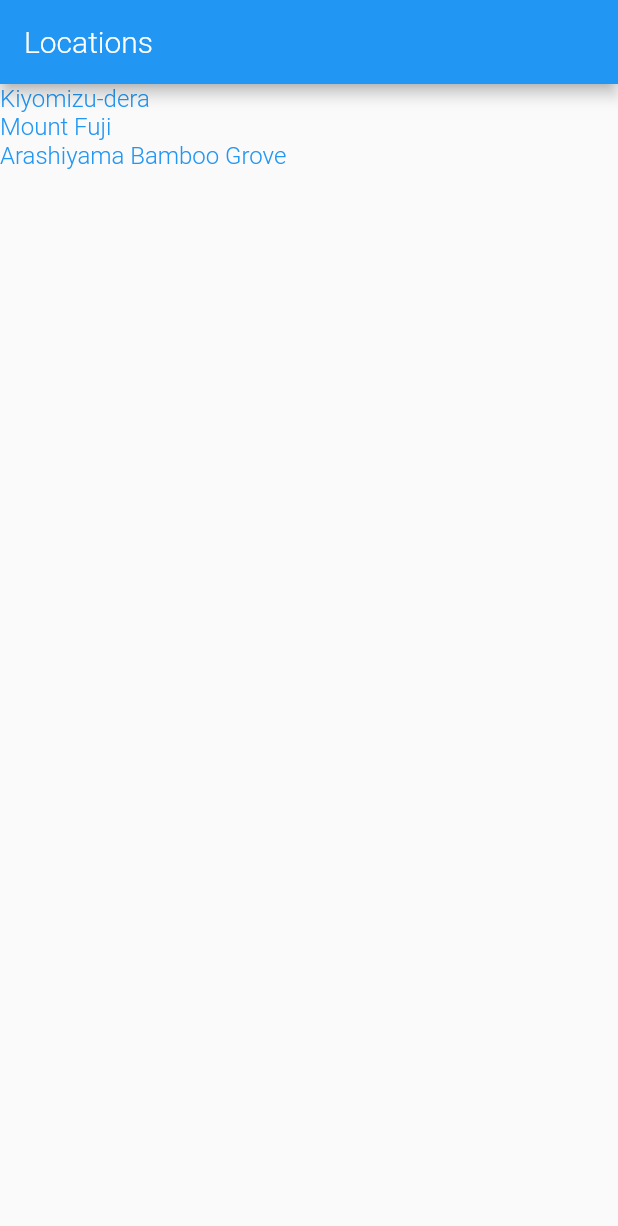
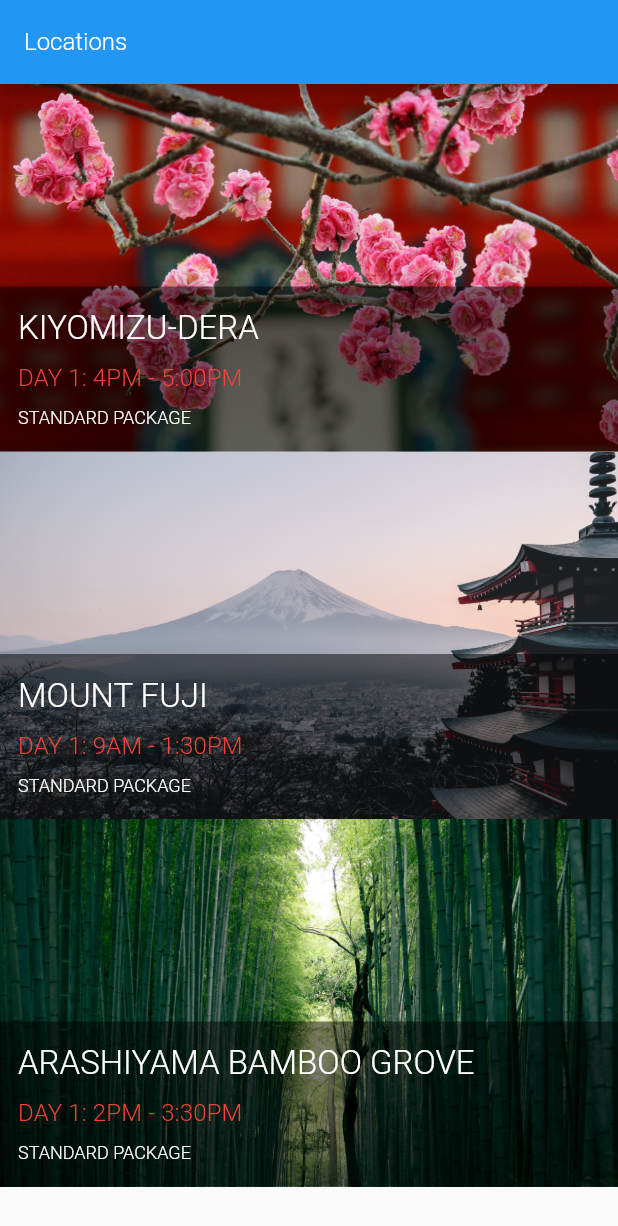
Before and after one commit to ykc12001hk/LearningFlutter, a Flutter app: the screen it shows after launch, on a phone screen of 412 x 824 dp. Shown: the top 1226 px of the screen. Run offline on Flutter 3.47's test engine with Material 2 defaults, Android fonts, the phone set to English and light mode, and no system bars; Roboto replaces fonts that are missing (Monserrat, Montserrat).

Commit message:
after lesson 07
after lesson 07

```diff
--- a/lib/app.dart
+++ b/lib/app.dart
@@ -38,7 +38,10 @@ class App extends StatelessWidget {
     return ThemeData(
         appBarTheme:
             AppBarTheme(textTheme: TextTheme(headline6: AppBarTextStyle)),
-        textTheme:
-            TextTheme(headline6: TitleTextStyle, bodyText2: Body1TextStyle));
+        textTheme: TextTheme(
+            headline6: TitleTextStyle,
+            subtitle2: SubTitleTextStyle,
+            caption: CaptionTextStyle,
+            bodyText2: Body1TextStyle));
   }
 }
--- a/lib/models/location.dart
+++ b/lib/models/location.dart
@@ -3,25 +3,52 @@ import 'location_fact.dart';
 class Location {
   final int id;
   final String name;
-  final String ImagePath;
+  final String imagePath;
+  final String userItinerarySummary;
+  final String tourPackageName;
   final List<LocationFact> facts;
 
-  Location(this.id, this.name, this.ImagePath, this.facts);
+  Location(
+      {required this.id,
+      required this.name,
+      required this.imagePath,
+      required this.userItinerarySummary,
+      required this.tourPackageName,
+      required this.facts});
 
   static List<Location> fetchAll() {
     return [
-      Location(1, 'Kiyomizu-dera', 'assets/images/kiyomizu-dera.jpg', [
+      Location(
+          id: 1,
+          name: 'Kiyomizu-dera',
+          imagePath: 'assets/images/kiyomizu-dera.jpg',
+          userItinerarySummary: 'Day 1: 4PM - 5:00PM',
+          tourPackageName: 'Standard Package',
+          facts: [
             LocationFact('Summary',
                 'Kiyomizu-dera, officially Otowa-san Kiyomizu-dera, is an independent Buddhist temple in eastern Kyoto. The temple is part of the Historic Monuments of Ancient Kyoto UNESCO World Heritage site.'),
-        LocationFact('Architectural Style', 'Japanese Buddhist architecture.'),
+            LocationFact(
+                'Architectural Style', 'Japanese Buddhist architecture.'),
           ]),
-      Location(2, 'Mount Fuji', 'assets/images/fuji.jpg', [
+      Location(
+          id: 2,
+          name: 'Mount Fuji',
+          imagePath: 'assets/images/fuji.jpg',
+          userItinerarySummary: 'Day 1: 9AM - 1:30PM',
+          tourPackageName: 'Standard Package',
+          facts: [
             LocationFact('Summary',
-            'Japan’s Mt. Fuji is an active volcano about 100 kilometers southwest of Tokyo. Commonly called “Fuji-san,” it’s the country’s tallest peak, at 3,776 meters. A pilgrimage site for centuries, it’s considered one of Japan’s 3 sacred mountains, and summit hikes remain a popular activity. Its iconic profile is the subject of numerous works of art, notably Edo Period prints by Hokusai and Hiroshige.'),
+                'Japan’s Mt. Fuji is an active volcano about 100 kilometers southwest of Tokyo. Commonly called “Fuji-san,” it’s the country’s tallest peak, at 3,776 meters. A pilgrimage site for centuries, it’s considered one of Japan’s 3 sacred mountains, and summit hikes remain a popular activity. Its iconic profile is the subject of numerous works of art, notably Edo Period prints by Hokusai and Hiroshige.Japan’s Mt. Fuji is an active volcano about 100 kilometers southwest of Tokyo. Commonly called “Fuji-san,” it’s the country’s tallest peak, at 3,776 meters. A pilgrimage site for centuries, it’s considered one of Japan’s 3 sacred mountains, and summit hikes remain a popular activity. Its iconic profile is the subject of numerous works of art, notably Edo Period prints by Hokusai and Hiroshige.'),
             LocationFact('Did You Know',
                 'There are three cities that surround Mount Fuji: Gotemba, Fujiyoshida and Fujinomiya.'),
           ]),
-      Location(3, 'Arashiyama Bamboo Grove', 'assets/images/arashiyama.jpg', [
+      Location(
+          id: 3,
+          name: 'Arashiyama Bamboo Grove',
+          imagePath: 'assets/images/arashiyama.jpg',
+          userItinerarySummary: 'Day 1: 2PM - 3:30PM',
+          tourPackageName: 'Standard Package',
+          facts: [
             LocationFact('Summary',
                 'While we could go on about the ethereal glow and seemingly endless heights of this bamboo grove on the outskirts of Kyoto, the sight\'s pleasures extend beyond the visual realm.'),
             LocationFact('How to Get There',
@@ -30,15 +57,13 @@ class Location {
     ];
   }
 
-  static Location fetchByID(int locationID){
-    List<Location> locations =Location.fetchAll();
-    for (var i=0;i<locations.length;i++){
-      if (locations[i].id==locationID){
+  static Location fetchByID(int locationID) {
+    List<Location> locations = Location.fetchAll();
+    for (var i = 0; i < locations.length; i++) {
+      if (locations[i].id == locationID) {
         return locations[i];
       }
     }
     return locations.first;
   }
-
-
 }
--- a/lib/screens/location_detail/location_detail.dart
+++ b/lib/screens/location_detail/location_detail.dart
@@ -1,5 +1,6 @@
 import 'package:flutter/material.dart';
-import 'image_banner.dart';
+import 'package:sampleproject/widget/location_tile.dart';
+import '../../widget/image_banner.dart';
 import 'text_section.dart';
 import '../../models/location.dart';
 
@@ -15,13 +16,22 @@ class LocationDetail extends StatelessWidget {
         appBar: AppBar(
           title: Text(location.name),
         ),
-        body: Column(
-          mainAxisAlignment: MainAxisAlignment.start,
-          crossAxisAlignment: CrossAxisAlignment.stretch,
-          children: [
-            ImageBanner(location.ImagePath),
-            ...textSections(location)
-          ],
+        body: SingleChildScrollView(
+          child: Column(
+            mainAxisAlignment: MainAxisAlignment.start,
+            crossAxisAlignment: CrossAxisAlignment.stretch,
+            children: [
+              ImageBanner(assetPath: location.imagePath),
+              Padding(
+                padding: EdgeInsets.symmetric(vertical: 20.0, horizontal: 4.0),
+                child: LocationTile(
+                  location: location,
+                  darkTheme: false,
+                ),
+              ),
+              ...textSections(location)
+            ],
+          ),
         ));
   }
 
--- a/lib/screens/locations/locations.dart
+++ b/lib/screens/locations/locations.dart
@@ -1,6 +1,8 @@
 import 'package:flutter/material.dart';
+import 'package:sampleproject/screens/locations/tile_overlay.dart';
 import '../../app.dart';
 import '../../models/location.dart';
+import '../../widget/image_banner.dart';
 
 class Locations extends StatelessWidget {
   @override
@@ -9,18 +11,31 @@ class Locations extends StatelessWidget {
 
     return Scaffold(
       appBar: AppBar(title: Text('Locations')),
-      body: ListView(
-        children:
-            locations.map((e) => GestureDetector(
-              child: Text(e.name),
-              onTap:()=>_onLocationTap(context, e.id) ,
-              )).toList(),
+      body: ListView.builder(
+        itemCount: locations.length,
+        itemBuilder: (context, index) =>
+            _itemBuilder(context, locations[index]),
       ),
     );
   }
 
-  _onLocationTap(BuildContext context, int locationID){
-    Navigator.pushNamed(context, LocationDetailRoute,arguments: {"id":locationID});
+  _onLocationTap(BuildContext context, int locationID) {
+    Navigator.pushNamed(context, LocationDetailRoute,
+        arguments: {"id": locationID});
   }
 
+  Widget _itemBuilder(BuildContext context, Location location) {
+    return GestureDetector(
+      child: Container(
+        height: 245.0,
+        child: Stack(
+          children: [
+            ImageBanner(assetPath: location.imagePath, height: 245.0),
+            TileOverlay(location),
+          ],
+        ),
+      ),
+      onTap: () => _onLocationTap(context, location.id),
+    );
+  }
 }
--- /dev/null
+++ b/lib/screens/locations/tile_overlay.dart
@@ -0,0 +1,23 @@
+import 'package:flutter/material.dart';
+import 'package:sampleproject/models/location.dart';
+import 'package:sampleproject/widget/location_tile.dart';
+
+class TileOverlay extends StatelessWidget {
+  TileOverlay(this.location);
+
+  final Location location;
+  @override
+  Widget build(BuildContext context) {
+    return Column(
+      mainAxisAlignment: MainAxisAlignment.end,
+      crossAxisAlignment: CrossAxisAlignment.stretch,
+      children: [
+        Container(
+          padding: EdgeInsets.symmetric(vertical: 5.0),
+          decoration: BoxDecoration(color: Colors.black.withOpacity((0.5))),
+          child: LocationTile(location: location, darkTheme: true),
+        )
+      ],
+    );
+  }
+}
--- a/lib/style.dart
+++ b/lib/style.dart
@@ -1,10 +1,17 @@
 import 'package:flutter/material.dart';
 
-const LargeTextSize = 26.0;
-const MediumTextSize = 20.0;
-const BodyTextSize = 16.0;
+const LargeTextSize = 22.0;
+const MediumTextSize = 16.0;
+const SmallTextSize = 12.0;
 
-const String FontNameDefault = 'Monserrat';
+const String FontNameDefault = 'Montserrat';
+
+const Color TextColorDark = Colors.black;
+const Color TextColorLight = Colors.white;
+const Color TextColorAccent = Colors.red;
+const Color TextColorFaint = Color.fromRGBO(125, 125, 125, 1.0);
+
+const DefaultPaddingHorizontal = 12.0;
 
 const AppBarTextStyle = TextStyle(
   fontFamily: FontNameDefault,
@@ -13,17 +20,30 @@ const AppBarTextStyle = TextStyle(
   color: Colors.white,
 );
 
-
 const TitleTextStyle = TextStyle(
   fontFamily: FontNameDefault,
   fontWeight: FontWeight.w300,
   fontSize: LargeTextSize,
-  color: Colors.red,
+  color: TextColorDark,
+);
+
+const SubTitleTextStyle = TextStyle(
+  fontFamily: FontNameDefault,
+  fontWeight: FontWeight.w300,
+  fontSize: MediumTextSize,
+  color: TextColorAccent,
+);
+
+const CaptionTextStyle = TextStyle(
+  fontFamily: FontNameDefault,
+  fontWeight: FontWeight.w300,
+  fontSize: SmallTextSize,
+  color: TextColorDark,
 );
 
 const Body1TextStyle = TextStyle(
   fontFamily: FontNameDefault,
   fontWeight: FontWeight.w300,
-  fontSize: BodyTextSize,
-  color: Colors.blue,
+  fontSize: MediumTextSize,
+  color: Colors.black,
 );
--- a/lib/screens/location_detail/image_banner.dart
+++ b/lib/widget/image_banner.dart
@@ -1,16 +1,17 @@
 import 'package:flutter/material.dart';
 
 class ImageBanner extends StatelessWidget {
-  final String _assetPath;
-  ImageBanner(this._assetPath);
+  final String assetPath;
+  final double height;
+  ImageBanner({required this.assetPath, this.height = 200.0});
 
   @override
   Widget build(BuildContext context) {
     return Container(
         constraints: BoxConstraints.expand(
-          height: 200.0,
+          height: height,
         ),
         decoration: BoxDecoration(color: Colors.grey),
-        child: Image.asset(_assetPath, fit: BoxFit.cover));
+        child: Image.asset(assetPath, fit: BoxFit.cover));
   }
 }
--- /dev/null
+++ b/lib/widget/location_tile.dart
@@ -0,0 +1,45 @@
+import 'package:flutter/cupertino.dart';
+import 'package:flutter/material.dart';
+import 'package:sampleproject/models/location.dart';
+import 'package:sampleproject/style.dart';
+
+const LocationTileHeight = 100.0;
+
+class LocationTile extends StatelessWidget {
+  final Location location;
+  final bool darkTheme;
+
+  const LocationTile({required this.location, this.darkTheme = false});
+
+  @override
+  Widget build(BuildContext context) {
+    final textColor = this.darkTheme ? TextColorLight : TextColorDark;
+
+    return Container(
+      padding: EdgeInsets.symmetric(horizontal: DefaultPaddingHorizontal),
+      height: LocationTileHeight,
+      child: Column(
+        mainAxisAlignment: MainAxisAlignment.spaceEvenly,
+        crossAxisAlignment: CrossAxisAlignment.start,
+        children: [
+          Text(location.name.toUpperCase(),
+              overflow: TextOverflow.ellipsis,
+              maxLines: 1,
+              style: Theme.of(context)
+                  .textTheme
+                  .headline6!
+                  .copyWith(color: textColor)),
+          Text(
+            location.userItinerarySummary.toUpperCase(),
+            style: Theme.of(context).textTheme.subtitle2,
+          ),
+          Text(
+            location.tourPackageName.toUpperCase(),
+            style:
+                Theme.of(context).textTheme.caption!.copyWith(color: textColor),
+          )
+        ],
+      ),
+    );
+  }
+}
```
Lines whose indentation alone changed are shown as unchanged.
